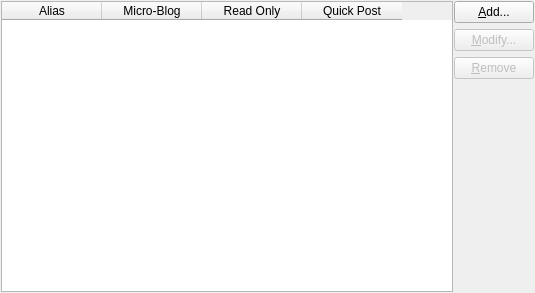
First picture: the form in choqok/config/accounts/accountswidget_base.ui, repository KDE/choqok, before the edit.
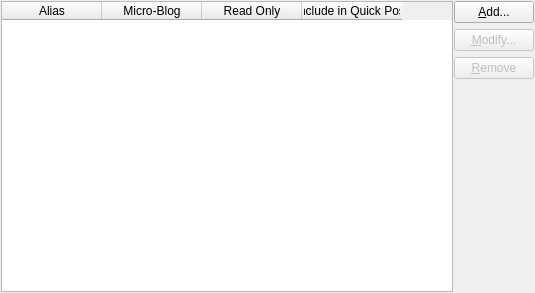
Second picture: the form after the edit. Custom widgets are drawn as their Qt base class.

The edit to the form file:
```diff
--- a/choqok/config/accounts/accountswidget_base.ui
+++ b/choqok/config/accounts/accountswidget_base.ui
@@ -148,7 +148,7 @@
      </column>
      <column>
       <property name="text">
-       <string>Quick Post</string>
+       <string>Include in Quick Post</string>
       </property>
       <property name="toolTip">
        <string>Show in Quick Post</string>
```
Left out of the diff: 3 changed lines with no effect on the pictures.
